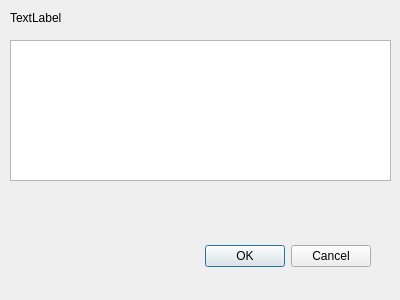
Qt form app_pc/ProjetCo_AppPC/modifquestionwindow.ui (AnceretMatthieu/bebete) before a commit.
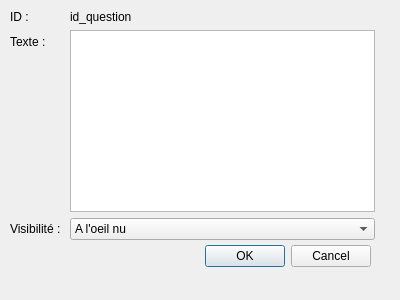
The same form after that commit.

Commit message: Implementation de l ajout d une question - en cours

The edit to the form file:
```diff
--- a/app_pc/ProjetCo_AppPC/modifquestionwindow.ui
+++ b/app_pc/ProjetCo_AppPC/modifquestionwindow.ui
@@ -29,28 +29,73 @@
     <set>QDialogButtonBox::Cancel|QDialogButtonBox::Ok</set>
    </property>
   </widget>
-  <widget class="QLabel" name="label">
+  <widget class="QWidget" name="layoutWidget">
    <property name="geometry">
     <rect>
      <x>10</x>
      <y>10</y>
-     <width>371</width>
-     <height>16</height>
+     <width>365</width>
+     <height>230</height>
     </rect>
    </property>
-   <property name="text">
-    <string>TextLabel</string>
-   </property>
-  </widget>
-  <widget class="QTextEdit" name="textEdit">
-   <property name="geometry">
-    <rect>
-     <x>10</x>
-     <y>40</y>
-     <width>381</width>
-     <height>141</height>
-    </rect>
-   </property>
+   <layout class="QFormLayout" name="formLayout">
+    <item row="0" column="0">
+     <widget class="QLabel" name="label">
+      <property name="text">
+       <string>ID : </string>
+      </property>
+     </widget>
+    </item>
+    <item row="0" column="1">
+     <widget class="QLabel" name="label_2">
+      <property name="text">
+       <string>id_question</string>
+      </property>
+     </widget>
+    </item>
+    <item row="1" column="0">
+     <widget class="QLabel" name="label_3">
+      <property name="text">
+       <string>Texte : </string>
+      </property>
+     </widget>
+    </item>
+    <item row="1" column="1">
+     <widget class="QTextEdit" name="textEdit"/>
+    </item>
+    <item row="2" column="0">
+     <widget class="QLabel" name="label_4">
+      <property name="text">
+       <string>Visibilité : </string>
+      </property>
+     </widget>
+    </item>
+    <item row="2" column="1">
+     <widget class="QComboBox" name="comboBox">
+      <property name="sizePolicy">
+       <sizepolicy hsizetype="Preferred" vsizetype="Fixed">
+        <horstretch>0</horstretch>
+        <verstretch>0</verstretch>
+       </sizepolicy>
+      </property>
+      <item>
+       <property name="text">
+        <string>A l'oeil nu</string>
+       </property>
+      </item>
+      <item>
+       <property name="text">
+        <string>A la loupe</string>
+       </property>
+      </item>
+      <item>
+       <property name="text">
+        <string>Les deux</string>
+       </property>
+      </item>
+     </widget>
+    </item>
+   </layout>
   </widget>
  </widget>
  <resources/>
```
The commit also changes 9 other files.
